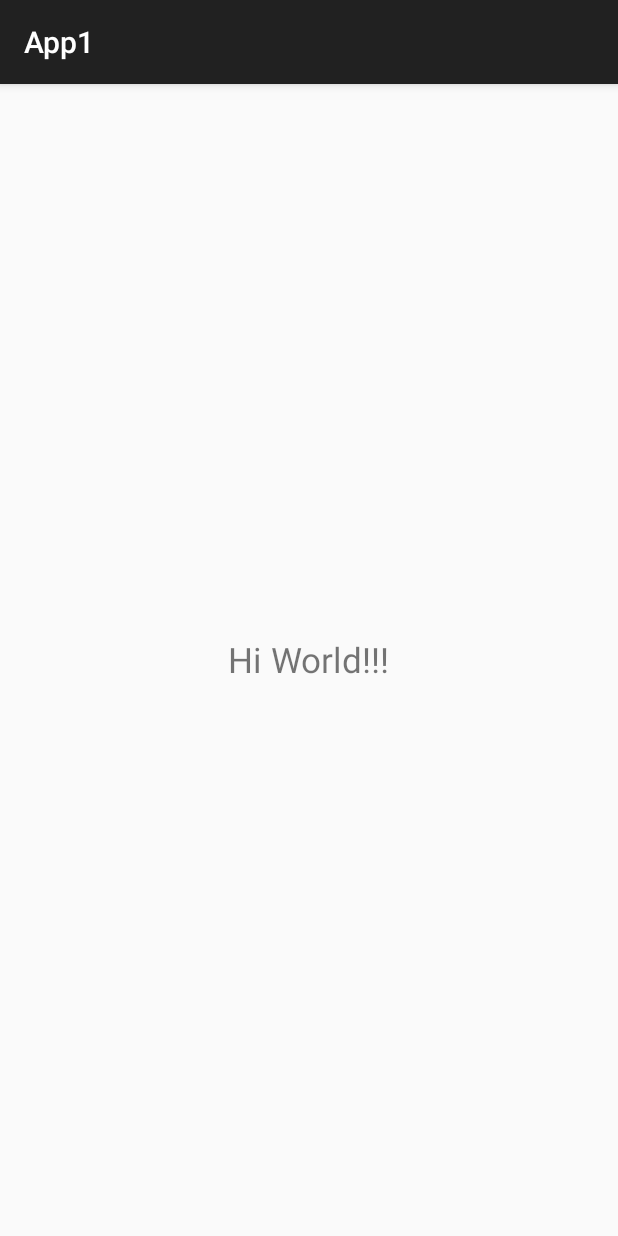
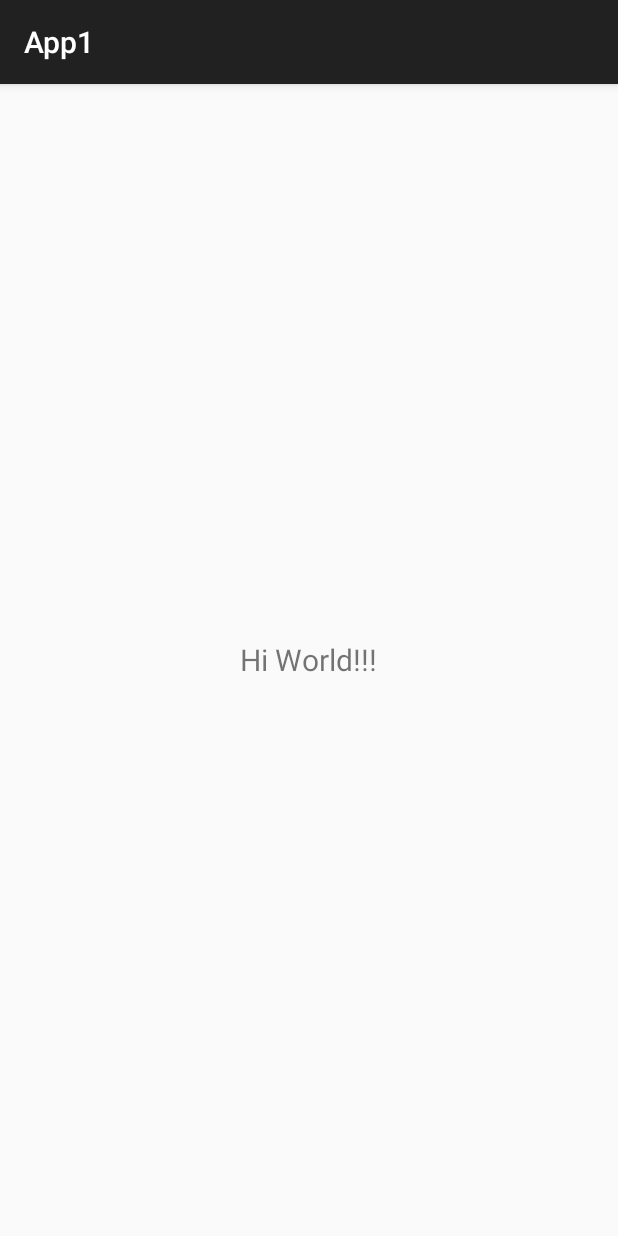
Before and after one commit to TDulau/App1, an Android app: the screen it shows after launch (MainActivity), on a phone screen of 412 x 824 dp. Run offline under Robolectric (Android 15) with nearby library versions, the phone set to English and light mode, and no system bars.

Commit message:
reduced text size

```diff
--- a/app/src/main/res/layout/activity_main.xml
+++ b/app/src/main/res/layout/activity_main.xml
@@ -14,5 +14,5 @@
         android:layout_height="wrap_content"
         android:layout_centerInParent="true"
         android:text="Hi World!!!"
-        android:textSize="23dp" />
+        android:textSize="20dp" />
 </RelativeLayout>
```
